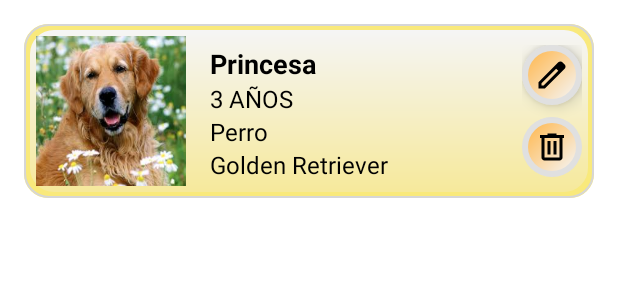
After one commit to HunterUrisus/Entrega2-Kotlin, an Android app: the layout pet_layout.xml on its own in the app's theme, with its tools: preview values and no code run, on a phone screen of 412 x 824 dp. The commit adds this screen. Shown: the top 300 px of the screen. Run offline under Robolectric (Android 15) with nearby library versions, the phone set to English and light mode, and no system bars.

Commit message:
se añade xml
xml prototipo para apartado de gestion de mascotas

```diff
--- a/app/src/main/res/layout/fragment_home.xml
+++ b/app/src/main/res/layout/fragment_home.xml
@@ -3,20 +3,28 @@
     xmlns:app="http://schemas.android.com/apk/res-auto"
     xmlns:tools="http://schemas.android.com/tools"
     android:layout_width="match_parent"
-    android:layout_height="match_parent"
-    tools:context=".ui.home.HomeFragment">
+    android:layout_height="match_parent">
 
-    <TextView
-        android:id="@+id/text_home"
+
+
+    <androidx.recyclerview.widget.RecyclerView
+        android:id="@+id/rvPets"
         android:layout_width="match_parent"
-        android:layout_height="wrap_content"
-        android:layout_marginStart="8dp"
-        android:layout_marginTop="8dp"
+        android:layout_height="match_parent"
+        tools:listitem="@layout/pet_layout" />
+
+    <ImageButton
+        android:id="@+id/addButton2"
+        android:layout_width="56dp"
+        android:layout_height="56dp"
         android:layout_marginEnd="8dp"
-        android:textAlignment="center"
-        android:textSize="20sp"
+        android:layout_marginBottom="16dp"
+        android:background="@drawable/border_background"
+        android:contentDescription="Agregar"
+        android:elevation="4dp"
+        android:src="@drawable/add_24dp_black"
+        android:tint="@android:color/black"
         app:layout_constraintBottom_toBottomOf="parent"
-        app:layout_constraintEnd_toEndOf="parent"
-        app:layout_constraintStart_toStartOf="parent"
-        app:layout_constraintTop_toTopOf="parent" />
+        app:layout_constraintEnd_toEndOf="parent" />
+
 </androidx.constraintlayout.widget.ConstraintLayout>
--- /dev/null
+++ b/app/src/main/res/layout/pet_layout.xml
@@ -0,0 +1,96 @@
+<androidx.constraintlayout.widget.ConstraintLayout
+    xmlns:android="http://schemas.android.com/apk/res/android"
+    xmlns:app="http://schemas.android.com/apk/res-auto"
+    android:layout_width="match_parent"
+    android:layout_height="match_parent"
+    android:padding="16dp">
+
+    <LinearLayout
+        android:id="@+id/mainLinear"
+        android:layout_width="0dp"
+        android:layout_height="wrap_content"
+        android:orientation="vertical"
+        app:layout_constraintTop_toTopOf="parent"
+        app:layout_constraintStart_toStartOf="parent"
+        app:layout_constraintEnd_toEndOf="parent">
+
+        <LinearLayout
+            android:layout_width="match_parent"
+            android:layout_height="wrap_content"
+            android:orientation="horizontal"
+            android:gravity="center_vertical"
+            android:padding="8dp"
+            android:background="@drawable/card_background">
+
+            <ImageView
+                android:layout_width="100dp"
+                android:layout_height="100dp"
+                android:scaleType="centerCrop"
+                android:layout_marginEnd="16dp"
+                android:background="@drawable/perrete"
+                android:padding="4dp" />
+
+            <LinearLayout
+                android:layout_width="0dp"
+                android:layout_height="88dp"
+                android:layout_weight="1"
+                android:orientation="vertical">
+
+                <TextView
+                    android:id="@+id/textDashboard"
+                    android:layout_width="wrap_content"
+                    android:layout_height="wrap_content"
+                    android:text="Princesa"
+                    android:textSize="18sp"
+                    android:textStyle="bold"
+                    android:textColor="@color/black"
+                    />
+
+                <TextView
+                    android:layout_width="wrap_content"
+                    android:layout_height="wrap_content"
+                    android:text="3 AÑOS"
+                    android:textSize="16sp"
+                    android:textColor="@color/black"
+                    />
+
+                <TextView
+                    android:layout_width="wrap_content"
+                    android:layout_height="wrap_content"
+                    android:text="Perro"
+                    android:textSize="16sp"
+                    android:textColor="@color/black"
+                    />
+                <TextView
+                    android:layout_width="wrap_content"
+                    android:layout_height="wrap_content"
+                    android:text="Golden Retriever"
+                    android:textSize="16sp"
+                    android:textColor="@color/black"
+                    />
+            </LinearLayout>
+
+            <LinearLayout
+                android:layout_width="wrap_content"
+                android:layout_height="wrap_content"
+                android:orientation="vertical"
+                android:gravity="center">
+
+                <ImageButton
+                    android:layout_width="40dp"
+                    android:layout_height="40dp"
+                    android:src="@drawable/edit_24dp_black"
+                    android:background="@drawable/button_shadow"
+                    android:elevation="6dp" />
+
+                <ImageButton
+                    android:layout_width="40dp"
+                    android:layout_height="40dp"
+                    android:layout_marginTop="8dp"
+                    android:background="@drawable/button_shadow"
+                    android:src="@drawable/delete_24dp_black" />
+            </LinearLayout>
+        </LinearLayout>
+
+    </LinearLayout>
+</androidx.constraintlayout.widget.ConstraintLayout>
```
